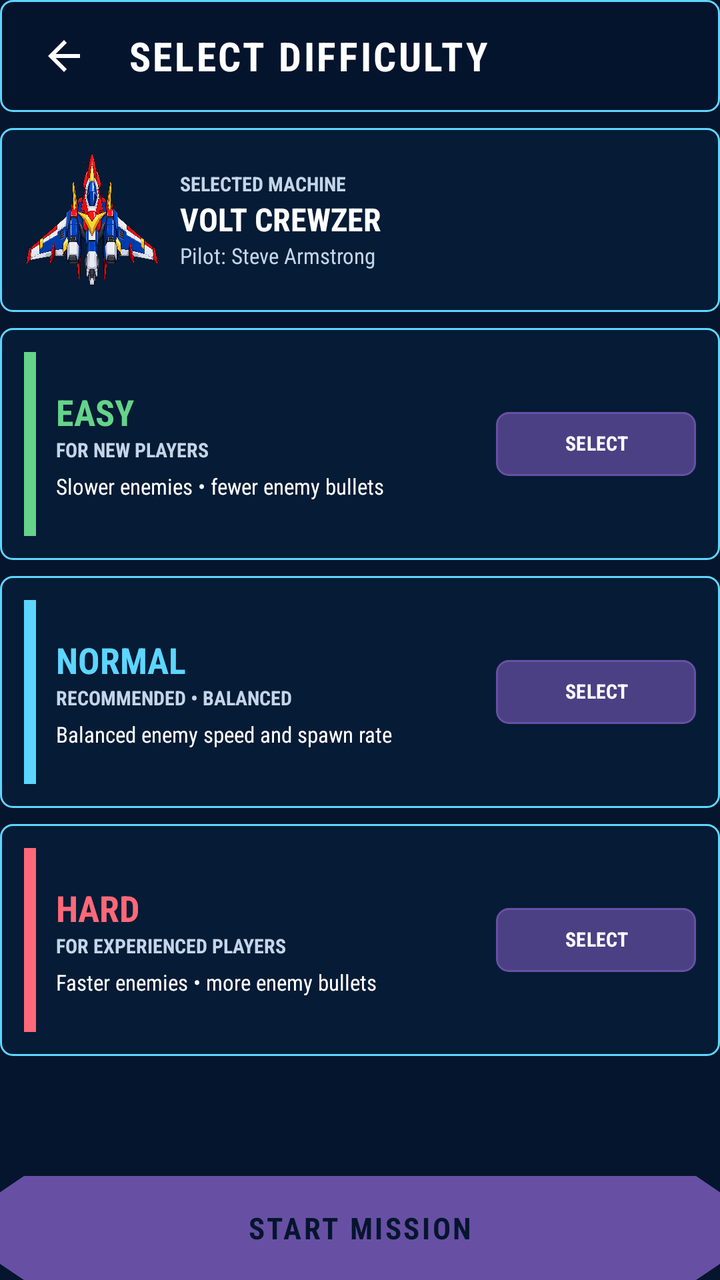
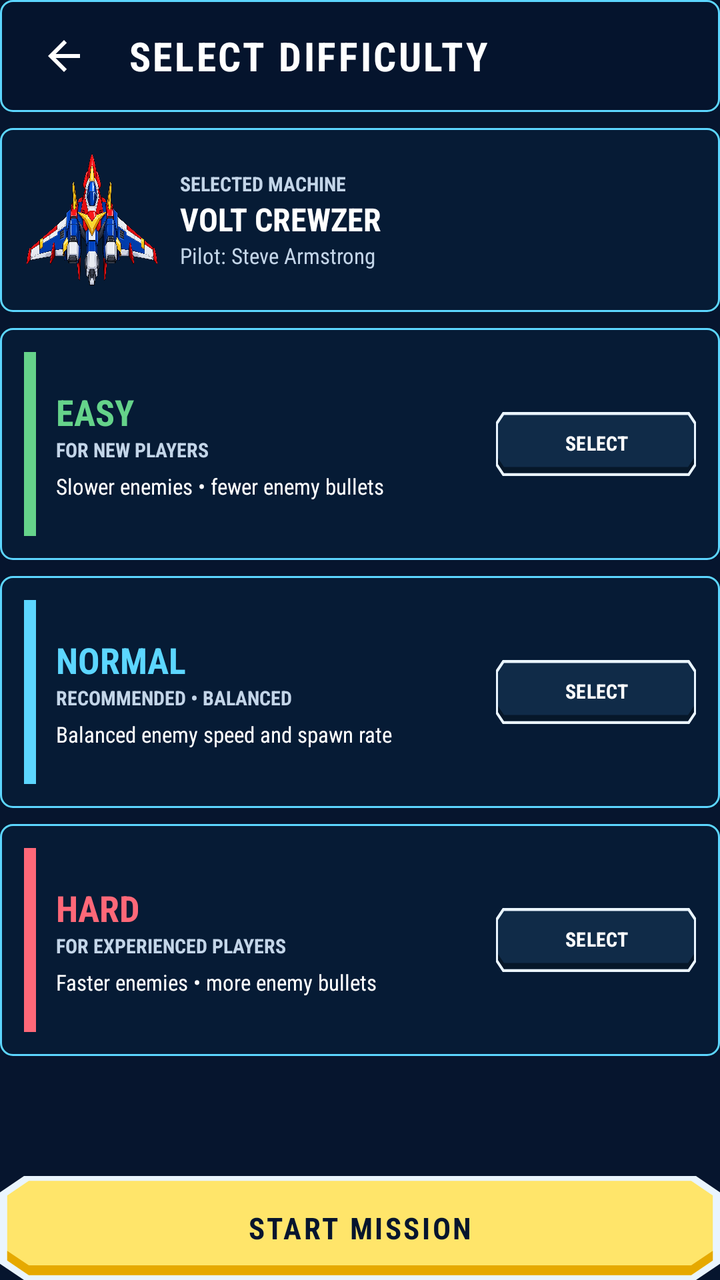

Screens rendered from an Android XML layout before and after an edit, with the pre-edit source and the edit as a unified diff.
<!-- AndroidManifest.xml: application theme Theme.VoltesVSuperRobotStrike -->
<!-- res/layout/activity_difficulty.xml -->
<?xml version="1.0" encoding="utf-8"?>
<androidx.constraintlayout.widget.ConstraintLayout xmlns:android="http://schemas.android.com/apk/res/android"
    xmlns:app="http://schemas.android.com/apk/res-auto"
    xmlns:tools="http://schemas.android.com/tools"
    android:id="@+id/difficulty_root"
    android:layout_width="match_parent"
    android:layout_height="match_parent"
    android:background="@color/menu_navy"
    android:clipToPadding="false"
    tools:context=".activities.DifficultyActivity">

    <LinearLayout
        android:id="@+id/difficulty_header"
        android:layout_width="0dp"
        android:layout_height="@dimen/machine_selection_header_height"
        android:background="@drawable/machine_header_background"
        android:gravity="center_vertical"
        android:orientation="horizontal"
        android:paddingStart="@dimen/machine_card_padding"
        android:paddingEnd="@dimen/machine_card_padding"
        app:layout_constraintEnd_toEndOf="parent"
        app:layout_constraintStart_toStartOf="parent"
        app:layout_constraintTop_toTopOf="parent">

        <ImageButton
            android:id="@+id/difficulty_back_button"
            android:layout_width="48dp"
            android:layout_height="48dp"
            android:background="@android:color/transparent"
            android:contentDescription="@string/action_back"
            android:padding="12dp"
            android:src="@drawable/ic_arrow_back"
            app:tint="@color/menu_text_secondary" />

        <TextView
            android:id="@+id/difficulty_header_title"
            android:layout_width="0dp"
            android:layout_height="wrap_content"
            android:layout_marginStart="@dimen/machine_card_padding"
            android:layout_weight="1"
            android:fontFamily="sans-serif-condensed"
            android:letterSpacing="0.06"
            android:text="@string/difficulty_title"
            android:textColor="@color/menu_text_secondary"
            android:textSize="20sp"
            android:textStyle="bold" />

    </LinearLayout>

    <androidx.core.widget.NestedScrollView
        android:id="@+id/difficulty_scroll"
        android:layout_width="0dp"
        android:layout_height="0dp"
        android:clipToPadding="false"
        android:fillViewport="false"
        android:overScrollMode="ifContentScrolls"
        android:scrollbars="vertical"
        app:layout_constraintBottom_toTopOf="@id/start_mission_button"
        app:layout_constraintEnd_toEndOf="parent"
        app:layout_constraintStart_toStartOf="parent"
        app:layout_constraintTop_toBottomOf="@id/difficulty_header">

        <LinearLayout
            android:id="@+id/difficulty_content"
            android:layout_width="match_parent"
            android:layout_height="wrap_content"
            android:clipToPadding="false"
            android:orientation="vertical"
            android:paddingTop="@dimen/machine_selection_content_spacing"
            android:paddingBottom="@dimen/machine_selection_content_spacing">

            <LinearLayout
                android:id="@+id/selected_machine_summary"
                android:layout_width="match_parent"
                android:layout_height="wrap_content"
                android:background="@drawable/machine_card_background"
                android:gravity="center_vertical"
                android:minHeight="@dimen/difficulty_summary_min_height"
                android:orientation="horizontal"
                android:padding="@dimen/difficulty_card_padding">

                <ImageView
                    android:id="@+id/selected_machine_image"
                    android:layout_width="@dimen/difficulty_summary_image_size"
                    android:layout_height="@dimen/difficulty_summary_image_size"
                    android:contentDescription="@string/machine_volt_crewzer"
                    android:scaleType="fitCenter"
                    android:src="@drawable/volt_crewzer" />

                <LinearLayout
                    android:layout_width="0dp"
                    android:layout_height="wrap_content"
                    android:layout_marginStart="@dimen/difficulty_card_content_spacing"
                    android:layout_weight="1"
                    android:orientation="vertical">

                    <TextView
                        android:layout_width="match_parent"
                        android:layout_height="wrap_content"
                        android:fontFamily="sans-serif-condensed"
                        android:text="@string/difficulty_selected_machine"
                        android:textColor="@color/machine_text_muted"
                        android:textSize="10sp"
                        android:textStyle="bold" />

                    <TextView
                        android:id="@+id/selected_machine_name"
                        android:layout_width="match_parent"
                        android:layout_height="wrap_content"
                        android:fontFamily="sans-serif-condensed"
                        android:text="@string/machine_volt_crewzer"
                        android:textColor="@color/menu_text_secondary"
                        android:textSize="16sp"
                        android:textStyle="bold" />

                    <TextView
                        android:id="@+id/selected_machine_pilot"
                        android:layout_width="match_parent"
                        android:layout_height="wrap_content"
                        android:fontFamily="sans-serif-condensed"
                        android:text="@string/pilot_steve_armstrong"
                        android:textColor="@color/machine_text_muted"
                        android:textSize="11sp" />

                </LinearLayout>
            </LinearLayout>

            <androidx.constraintlayout.widget.ConstraintLayout
                android:id="@+id/easy_card"
                android:layout_width="match_parent"
                android:layout_height="wrap_content"
                android:layout_marginTop="@dimen/difficulty_card_spacing"
                android:background="@drawable/machine_card_background"
                android:clickable="true"
                android:elevation="2dp"
                android:focusable="true"
                android:minHeight="@dimen/difficulty_card_min_height"
                android:padding="@dimen/difficulty_card_padding">

                <View
                    android:id="@+id/easy_accent"
                    android:layout_width="@dimen/difficulty_accent_width"
                    android:layout_height="0dp"
                    android:background="@color/difficulty_easy"
                    app:layout_constraintBottom_toBottomOf="parent"
                    app:layout_constraintStart_toStartOf="parent"
                    app:layout_constraintTop_toTopOf="parent" />

                <LinearLayout
                    android:layout_width="0dp"
                    android:layout_height="wrap_content"
                    android:layout_marginStart="@dimen/difficulty_card_content_spacing"
                    android:layout_marginEnd="@dimen/difficulty_card_content_spacing"
                    android:orientation="vertical"
                    app:layout_constraintBottom_toBottomOf="parent"
                    app:layout_constraintEnd_toStartOf="@id/easy_select_button"
                    app:layout_constraintStart_toEndOf="@id/easy_accent"
                    app:layout_constraintTop_toTopOf="parent">

                    <TextView
                        android:layout_width="match_parent"
                        android:layout_height="wrap_content"
                        android:fontFamily="sans-serif-condensed"
                        android:text="@string/difficulty_easy"
                        android:textColor="@color/difficulty_easy"
                        android:textSize="18sp"
                        android:textStyle="bold" />

                    <TextView
                        android:layout_width="match_parent"
                        android:layout_height="wrap_content"
                        android:fontFamily="sans-serif-condensed"
                        android:text="@string/difficulty_easy_subtitle"
                        android:textColor="@color/machine_text_muted"
                        android:textSize="10sp"
                        android:textStyle="bold" />

                    <TextView
                        android:layout_width="match_parent"
                        android:layout_height="wrap_content"
                        android:layout_marginTop="@dimen/difficulty_text_spacing"
                        android:fontFamily="sans-serif-condensed"
                        android:text="@string/difficulty_easy_description"
                        android:textColor="@color/menu_text_secondary"
                        android:textSize="11sp" />

                </LinearLayout>

                <Button
                    android:id="@+id/easy_select_button"
                    android:layout_width="@dimen/machine_select_button_width"
                    android:layout_height="@dimen/machine_select_button_height"
                    android:background="@drawable/machine_select_button"
                    android:fontFamily="sans-serif-condensed"
                    android:gravity="center"
                    android:includeFontPadding="false"
                    android:minHeight="0dp"
                    android:minWidth="0dp"
                    android:padding="2dp"
                    android:stateListAnimator="@null"
                    android:text="@string/action_select"
                    android:textColor="@color/machine_select_button_text"
                    android:textSize="10sp"
                    android:textStyle="bold"
                    app:layout_constraintBottom_toBottomOf="parent"
                    app:layout_constraintEnd_toEndOf="parent"
                    app:layout_constraintTop_toTopOf="parent" />

            </androidx.constraintlayout.widget.ConstraintLayout>

            <androidx.constraintlayout.widget.ConstraintLayout
                android:id="@+id/normal_card"
                android:layout_width="match_parent"
                android:layout_height="wrap_content"
                android:layout_marginTop="@dimen/difficulty_card_spacing"
                android:background="@drawable/machine_card_background"
                android:clickable="true"
                android:elevation="2dp"
                android:focusable="true"
                android:minHeight="@dimen/difficulty_card_min_height"
                android:padding="@dimen/difficulty_card_padding">

                <View
                    android:id="@+id/normal_accent"
                    android:layout_width="@dimen/difficulty_accent_width"
                    android:layout_height="0dp"
                    android:background="@color/difficulty_normal"
                    app:layout_constraintBottom_toBottomOf="parent"
                    app:layout_constraintStart_toStartOf="parent"
                    app:layout_constraintTop_toTopOf="parent" />

                <LinearLayout
                    android:layout_width="0dp"
                    android:layout_height="wrap_content"
                    android:layout_marginStart="@dimen/difficulty_card_content_spacing"
                    android:layout_marginEnd="@dimen/difficulty_card_content_spacing"
                    android:orientation="vertical"
                    app:layout_constraintBottom_toBottomOf="parent"
                    app:layout_constraintEnd_toStartOf="@id/normal_select_button"
                    app:layout_constraintStart_toEndOf="@id/normal_accent"
                    app:layout_constraintTop_toTopOf="parent">

                    <TextView
                        android:layout_width="match_parent"
                        android:layout_height="wrap_content"
                        android:fontFamily="sans-serif-condensed"
                        android:text="@string/difficulty_normal"
                        android:textColor="@color/difficulty_normal"
                        android:textSize="18sp"
                        android:textStyle="bold" />

                    <TextView
                        android:layout_width="match_parent"
                        android:layout_height="wrap_content"
                        android:fontFamily="sans-serif-condensed"
                        android:text="@string/difficulty_normal_subtitle"
                        android:textColor="@color/machine_text_muted"
                        android:textSize="10sp"
                        android:textStyle="bold" />

                    <TextView
                        android:layout_width="match_parent"
                        android:layout_height="wrap_content"
                        android:layout_marginTop="@dimen/difficulty_text_spacing"
                        android:fontFamily="sans-serif-condensed"
                        android:text="@string/difficulty_normal_description"
                        android:textColor="@color/menu_text_secondary"
                        android:textSize="11sp" />

                </LinearLayout>

                <Button
                    android:id="@+id/normal_select_button"
                    android:layout_width="@dimen/machine_select_button_width"
                    android:layout_height="@dimen/machine_select_button_height"
                    android:background="@drawable/machine_select_button"
                    android:fontFamily="sans-serif-condensed"
                    android:gravity="center"
                    android:includeFontPadding="false"
                    android:minHeight="0dp"
                    android:minWidth="0dp"
                    android:padding="2dp"
                    android:stateListAnimator="@null"
                    android:text="@string/action_select"
                    android:textColor="@color/machine_select_button_text"
                    android:textSize="10sp"
                    android:textStyle="bold"
                    app:layout_constraintBottom_toBottomOf="parent"
                    app:layout_constraintEnd_toEndOf="parent"
                    app:layout_constraintTop_toTopOf="parent" />

            </androidx.constraintlayout.widget.ConstraintLayout>

            <androidx.constraintlayout.widget.ConstraintLayout
                android:id="@+id/hard_card"
                android:layout_width="match_parent"
                android:layout_height="wrap_content"
                android:layout_marginTop="@dimen/difficulty_card_spacing"
                android:background="@drawable/machine_card_background"
                android:clickable="true"
                android:elevation="2dp"
                android:focusable="true"
                android:minHeight="@dimen/difficulty_card_min_height"
                android:padding="@dimen/difficulty_card_padding">

                <View
                    android:id="@+id/hard_accent"
                    android:layout_width="@dimen/difficulty_accent_width"
                    android:layout_height="0dp"
                    android:background="@color/difficulty_hard"
                    app:layout_constraintBottom_toBottomOf="parent"
                    app:layout_constraintStart_toStartOf="parent"
                    app:layout_constraintTop_toTopOf="parent" />

                <LinearLayout
                    android:layout_width="0dp"
                    android:layout_height="wrap_content"
                    android:layout_marginStart="@dimen/difficulty_card_content_spacing"
                    android:layout_marginEnd="@dimen/difficulty_card_content_spacing"
                    android:orientation="vertical"
                    app:layout_constraintBottom_toBottomOf="parent"
                    app:layout_constraintEnd_toStartOf="@id/hard_select_button"
                    app:layout_constraintStart_toEndOf="@id/hard_accent"
                    app:layout_constraintTop_toTopOf="parent">

                    <TextView
                        android:layout_width="match_parent"
                        android:layout_height="wrap_content"
                        android:fontFamily="sans-serif-condensed"
                        android:text="@string/difficulty_hard"
                        android:textColor="@color/difficulty_hard"
                        android:textSize="18sp"
                        android:textStyle="bold" />

                    <TextView
                        android:layout_width="match_parent"
                        android:layout_height="wrap_content"
                        android:fontFamily="sans-serif-condensed"
                        android:text="@string/difficulty_hard_subtitle"
                        android:textColor="@color/machine_text_muted"
                        android:textSize="10sp"
                        android:textStyle="bold" />

                    <TextView
                        android:layout_width="match_parent"
                        android:layout_height="wrap_content"
                        android:layout_marginTop="@dimen/difficulty_text_spacing"
                        android:fontFamily="sans-serif-condensed"
                        android:text="@string/difficulty_hard_description"
                        android:textColor="@color/menu_text_secondary"
                        android:textSize="11sp" />

                </LinearLayout>

                <Button
                    android:id="@+id/hard_select_button"
                    android:layout_width="@dimen/machine_select_button_width"
                    android:layout_height="@dimen/machine_select_button_height"
                    android:background="@drawable/machine_select_button"
                    android:fontFamily="sans-serif-condensed"
                    android:gravity="center"
                    android:includeFontPadding="false"
                    android:minHeight="0dp"
                    android:minWidth="0dp"
                    android:padding="2dp"
                    android:stateListAnimator="@null"
                    android:text="@string/action_select"
                    android:textColor="@color/machine_select_button_text"
                    android:textSize="10sp"
                    android:textStyle="bold"
                    app:layout_constraintBottom_toBottomOf="parent"
                    app:layout_constraintEnd_toEndOf="parent"
                    app:layout_constraintTop_toTopOf="parent" />

            </androidx.constraintlayout.widget.ConstraintLayout>

        </LinearLayout>
    </androidx.core.widget.NestedScrollView>

    <Button
        android:id="@+id/start_mission_button"
        android:layout_width="0dp"
        android:layout_height="@dimen/machine_selection_continue_height"
        android:background="@drawable/menu_button_primary"
        android:fontFamily="sans-serif-condensed"
        android:letterSpacing="0.08"
        android:stateListAnimator="@null"
        android:text="@string/action_start_mission"
        android:textColor="@color/menu_text_primary"
        android:textSize="15sp"
        android:textStyle="bold"
        app:layout_constraintBottom_toBottomOf="parent"
        app:layout_constraintEnd_toEndOf="parent"
        app:layout_constraintStart_toStartOf="parent" />

</androidx.constraintlayout.widget.ConstraintLayout>
<!-- resources referenced by this layout -->
<resources>
  <color name="difficulty_easy">#FF65D38A</color>
  <color name="difficulty_hard">#FFFF6878</color>
  <color name="difficulty_normal">#FF5CD6FF</color>
  <color name="machine_text_muted">#FFC3D5E8</color>
  <color name="menu_navy">#FF06152E</color>
  <color name="menu_text_primary">#FF06152E</color>
  <color name="menu_text_secondary">#FFFFFFFF</color>
  <dimen name="difficulty_accent_width">6dp</dimen>
  <dimen name="difficulty_card_min_height">116dp</dimen>
  <dimen name="difficulty_card_padding">12dp</dimen>
  <dimen name="difficulty_card_spacing">8dp</dimen>
  <dimen name="difficulty_summary_image_size">68dp</dimen>
  <dimen name="difficulty_summary_min_height">88dp</dimen>
  <dimen name="difficulty_text_spacing">4dp</dimen>
  <dimen name="machine_card_padding">8dp</dimen>
  <dimen name="machine_select_button_height">32dp</dimen>
  <dimen name="machine_select_button_width">100dp</dimen>
  <!-- drawable machine_select_button (drawable) -->
  <?xml version="1.0" encoding="utf-8"?>
  <selector xmlns:android="http://schemas.android.com/apk/res/android">
  
      <item android:state_selected="true">
          <shape android:shape="rectangle">
              <solid android:color="@color/menu_gold" />
              <corners android:radius="@dimen/main_menu_corner_radius" />
              <stroke
                  android:width="1dp"
                  android:color="@color/menu_border" />
          </shape>
      </item>
  
      <item android:state_pressed="true">
          <shape android:shape="rectangle">
              <solid android:color="@color/menu_secondary_pressed" />
              <corners android:radius="@dimen/main_menu_corner_radius" />
              <stroke
                  android:width="1dp"
                  android:color="@color/machine_cyan" />
          </shape>
      </item>
  
      <item>
          <shape android:shape="rectangle">
              <solid android:color="@color/menu_secondary_fill" />
              <corners android:radius="@dimen/main_menu_corner_radius" />
              <stroke
                  android:width="1dp"
                  android:color="@color/machine_cyan" />
          </shape>
      </item>
  
  </selector>
  <string name="action_back">Back</string>
  <string name="action_select">SELECT</string>
  <string name="difficulty_easy">EASY</string>
  <string name="difficulty_hard">HARD</string>
  <string name="difficulty_normal">NORMAL</string>
  <string name="machine_volt_crewzer">VOLT CREWZER</string>
  <color name="white">#FFFFFFFF</color>
  <color name="machine_card_fill_selected">#E6172A40</color>
  <dimen name="main_menu_corner_radius">6dp</dimen>
  <color name="menu_gold">#FFFFD447</color>
  <color name="machine_card_fill">#CC071D38</color>
  <color name="machine_cyan">#FF5CD6FF</color>
  <color name="menu_panel">#CC06152E</color>
  <color name="menu_border">#FFFFF0A3</color>
  <color name="menu_secondary_pressed">#CC17345A</color>
  <color name="menu_secondary_fill">#B30B1D3A</color>
  <color name="menu_metallic_shadow">#FF6E9AB8</color>
  <color name="menu_gold_pressed">#FFE9AE20</color>
  <color name="menu_gold_dark">#FFE6A900</color>
  <color name="menu_metallic_light">#FFEAF5FF</color>
  <color name="menu_gold_light">#FFFFE56A</color>
  <!-- unchanged entries left out for length: 23 -->
</resources>

<!-- the commit's change to res/layout/activity_difficulty.xml (unified diff, before → after) -->
@@ -191,6 +191,7 @@
                     android:layout_width="@dimen/machine_select_button_width"
                     android:layout_height="@dimen/machine_select_button_height"
                     android:background="@drawable/machine_select_button"
+                    android:backgroundTint="@null"
                     android:fontFamily="sans-serif-condensed"
                     android:gravity="center"
                     android:includeFontPadding="false"
@@ -202,6 +203,7 @@
                     android:textColor="@color/machine_select_button_text"
                     android:textSize="10sp"
                     android:textStyle="bold"
+                    app:backgroundTint="@null"
                     app:layout_constraintBottom_toBottomOf="parent"
                     app:layout_constraintEnd_toEndOf="parent"
                     app:layout_constraintTop_toTopOf="parent" />
@@ -274,6 +276,7 @@
                     android:layout_width="@dimen/machine_select_button_width"
                     android:layout_height="@dimen/machine_select_button_height"
                     android:background="@drawable/machine_select_button"
+                    android:backgroundTint="@null"
                     android:fontFamily="sans-serif-condensed"
                     android:gravity="center"
                     android:includeFontPadding="false"
@@ -285,6 +288,7 @@
                     android:textColor="@color/machine_select_button_text"
                     android:textSize="10sp"
                     android:textStyle="bold"
+                    app:backgroundTint="@null"
                     app:layout_constraintBottom_toBottomOf="parent"
                     app:layout_constraintEnd_toEndOf="parent"
                     app:layout_constraintTop_toTopOf="parent" />
@@ -357,6 +361,7 @@
                     android:layout_width="@dimen/machine_select_button_width"
                     android:layout_height="@dimen/machine_select_button_height"
                     android:background="@drawable/machine_select_button"
+                    android:backgroundTint="@null"
                     android:fontFamily="sans-serif-condensed"
                     android:gravity="center"
                     android:includeFontPadding="false"
@@ -368,6 +373,7 @@
                     android:textColor="@color/machine_select_button_text"
                     android:textSize="10sp"
                     android:textStyle="bold"
+                    app:backgroundTint="@null"
                     app:layout_constraintBottom_toBottomOf="parent"
                     app:layout_constraintEnd_toEndOf="parent"
                     app:layout_constraintTop_toTopOf="parent" />
@@ -382,6 +388,7 @@
         android:layout_width="0dp"
         android:layout_height="@dimen/machine_selection_continue_height"
         android:background="@drawable/menu_button_primary"
+        android:backgroundTint="@null"
         android:fontFamily="sans-serif-condensed"
         android:letterSpacing="0.08"
         android:stateListAnimator="@null"
@@ -389,6 +396,7 @@
         android:textColor="@color/menu_text_primary"
         android:textSize="15sp"
         android:textStyle="bold"
+        app:backgroundTint="@null"
         app:layout_constraintBottom_toBottomOf="parent"
         app:layout_constraintEnd_toEndOf="parent"
         app:layout_constraintStart_toStartOf="parent" />
<!-- resource entries referenced after the edit -->
@@ -21,35 +21,20 @@
   <?xml version="1.0" encoding="utf-8"?>
   <selector xmlns:android="http://schemas.android.com/apk/res/android">
   
-      <item android:state_selected="true">
-          <shape android:shape="rectangle">
-              <solid android:color="@color/menu_gold" />
-              <corners android:radius="@dimen/main_menu_corner_radius" />
-              <stroke
-                  android:width="1dp"
-                  android:color="@color/menu_border" />
-          </shape>
-      </item>
+      <item
+          android:state_pressed="true"
+          android:state_selected="true"
+          android:drawable="@drawable/menu_primary_pressed" />
   
-      <item android:state_pressed="true">
-          <shape android:shape="rectangle">
-              <solid android:color="@color/menu_secondary_pressed" />
-              <corners android:radius="@dimen/main_menu_corner_radius" />
-              <stroke
-                  android:width="1dp"
-                  android:color="@color/machine_cyan" />
-          </shape>
-      </item>
+      <item
+          android:state_selected="true"
+          android:drawable="@drawable/menu_primary_normal" />
   
-      <item>
-          <shape android:shape="rectangle">
-              <solid android:color="@color/menu_secondary_fill" />
-              <corners android:radius="@dimen/main_menu_corner_radius" />
-              <stroke
-                  android:width="1dp"
-                  android:color="@color/machine_cyan" />
-          </shape>
-      </item>
+      <item
+          android:state_pressed="true"
+          android:drawable="@drawable/menu_secondary_pressed" />
+  
+      <item android:drawable="@drawable/menu_secondary_normal" />
   
   </selector>
   <string name="action_back">Back</string>
@@ -65,9 +50,47 @@
   <color name="machine_card_fill">#CC071D38</color>
   <color name="machine_cyan">#FF5CD6FF</color>
   <color name="menu_panel">#CC06152E</color>
-  <color name="menu_border">#FFFFF0A3</color>
+  <!-- drawable menu_secondary_pressed (drawable) -->
+  <?xml version="1.0" encoding="utf-8"?>
+  <vector xmlns:android="http://schemas.android.com/apk/res/android"
+      android:width="300dp"
+      android:height="64dp"
+      android:viewportWidth="300"
+      android:viewportHeight="64">
+  
+      <path
+          android:fillColor="@color/menu_metallic_shadow"
+          android:pathData="M10,0H290L300,10V54L290,64H10L0,54V10Z" />
+      <path
+          android:fillColor="@color/menu_secondary_pressed"
+          android:pathData="M12,3H288L297,12V52L288,61H12L3,52V12Z" />
+      <path
+          android:fillColor="@color/menu_secondary_dark"
+          android:pathData="M3,46L12,55H288L297,46V52L288,61H12L3,52Z" />
+  
+  </vector>
+  <!-- drawable menu_secondary_normal (drawable) -->
+  <?xml version="1.0" encoding="utf-8"?>
+  <vector xmlns:android="http://schemas.android.com/apk/res/android"
+      android:width="300dp"
+      android:height="64dp"
+      android:viewportWidth="300"
+      android:viewportHeight="64">
+  
+      <path
+          android:fillColor="@color/menu_metallic_light"
+          android:pathData="M10,0H290L300,10V54L290,64H10L0,54V10Z" />
+      <path
+          android:fillColor="@color/menu_secondary_light"
+          android:pathData="M12,3H288L297,12V52L288,61H12L3,52V12Z" />
+      <path
+          android:fillColor="@color/menu_secondary_dark"
+          android:pathData="M3,46L12,55H288L297,46V52L288,61H12L3,52Z" />
+  
+  </vector>
   <color name="menu_secondary_pressed">#CC17345A</color>
-  <color name="menu_secondary_fill">#B30B1D3A</color>
+  <color name="menu_secondary_dark">#FF061729</color>
+  <color name="menu_secondary_light">#FF102B48</color>
   <color name="menu_metallic_shadow">#FF6E9AB8</color>
   <color name="menu_gold_pressed">#FFE9AE20</color>
   <color name="menu_gold_dark">#FFE6A900</color>
